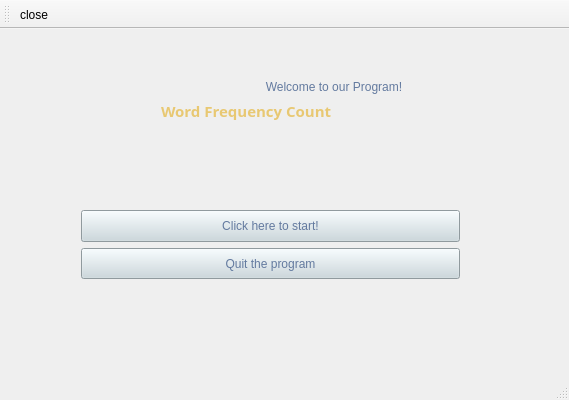
Qt form MainWindow.ui (Rrr3rrr2004/Word-Frequency-Count) before a commit.
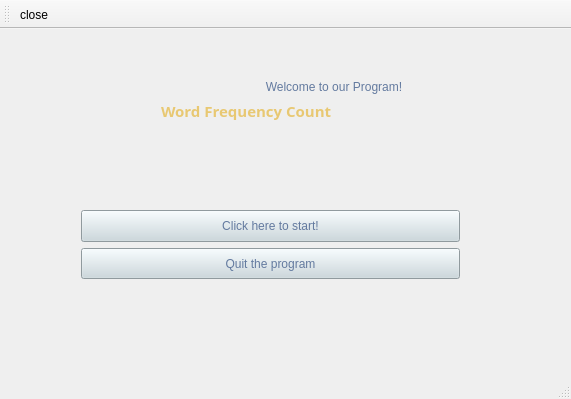
The same form after that commit. Icons and pictures are not drawn.

Patch:
```diff
--- a/MainWindow.ui
+++ b/MainWindow.ui
@@ -6,10 +6,16 @@
    <rect>
     <x>0</x>
     <y>0</y>
-    <width>569</width>
-    <height>400</height>
+    <width>571</width>
+    <height>399</height>
    </rect>
   </property>
+  <property name="sizePolicy">
+   <sizepolicy hsizetype="Fixed" vsizetype="Fixed">
+    <horstretch>0</horstretch>
+    <verstretch>0</verstretch>
+   </sizepolicy>
+  </property>
   <property name="windowTitle">
    <string>MainWindow</string>
   </property>
```
